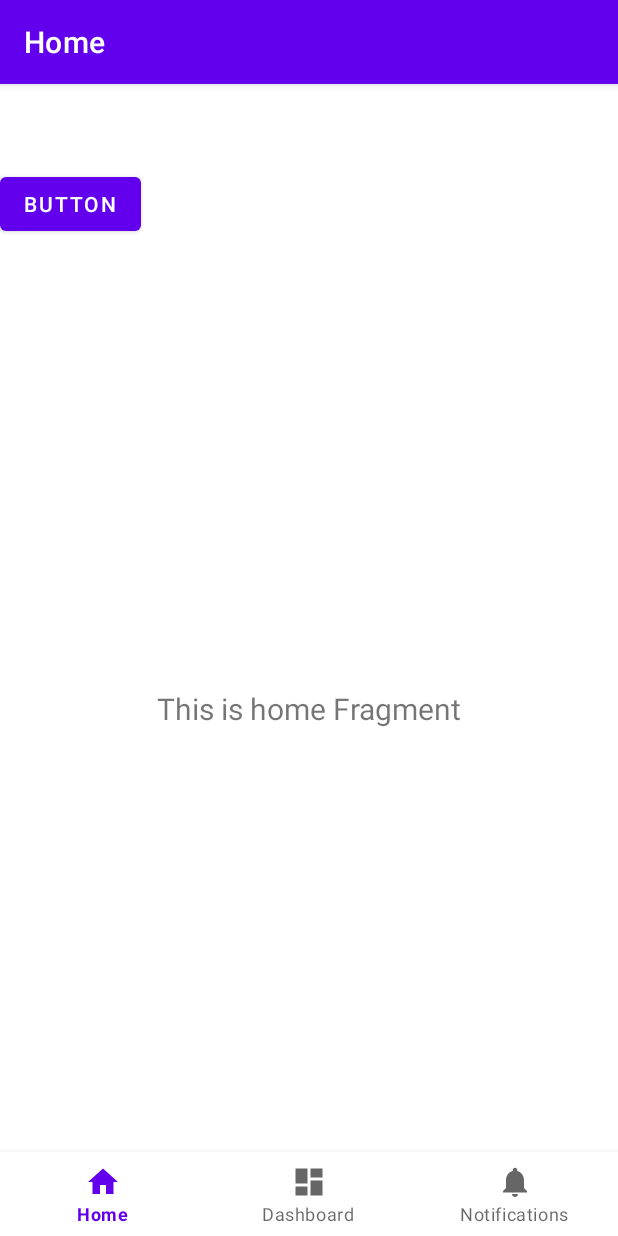
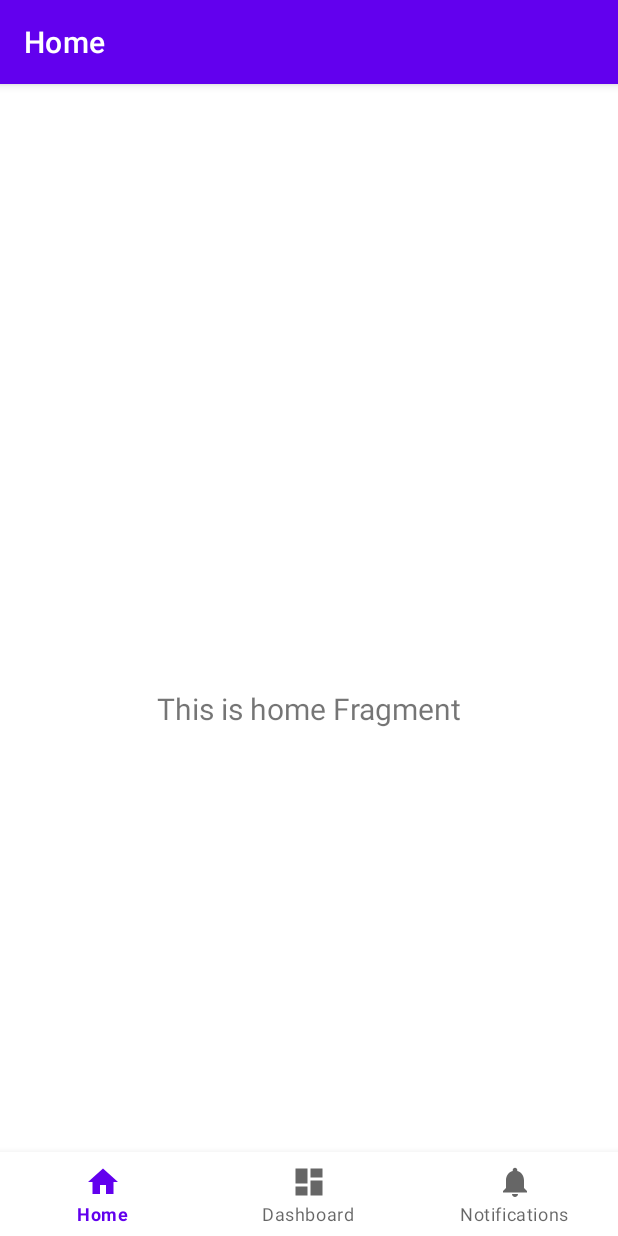
Before and after one commit to sultansse/E_Commerce, an Android app: the screen it shows after launch (MainActivity), on a phone screen of 412 x 824 dp. Run offline under Robolectric (Android 15) with nearby library versions, the phone set to English and light mode, and no system bars; our stand-ins replace navigation-ui.

Commit message:
initial commit 1 (deleted button)

```diff
--- a/app/src/main/res/layout/activity_main.xml
+++ b/app/src/main/res/layout/activity_main.xml
@@ -31,12 +31,4 @@
         app:layout_constraintTop_toTopOf="parent"
         app:navGraph="@navigation/mobile_navigation" />
 
-    <Button
-        android:id="@+id/button"
-        android:layout_width="wrap_content"
-        android:layout_height="wrap_content"
-        android:text="Button"
-        tools:layout_editor_absoluteX="155dp"
-        tools:layout_editor_absoluteY="472dp" />
-
 </androidx.constraintlayout.widget.ConstraintLayout>
```
